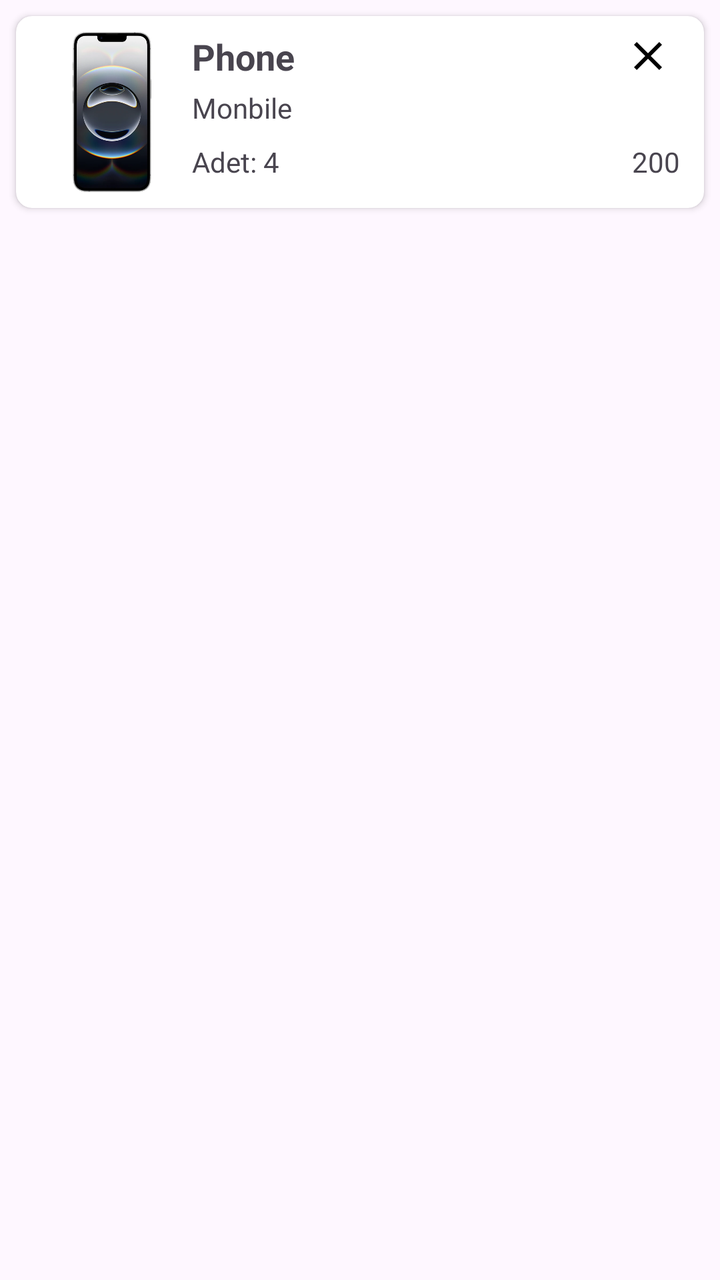
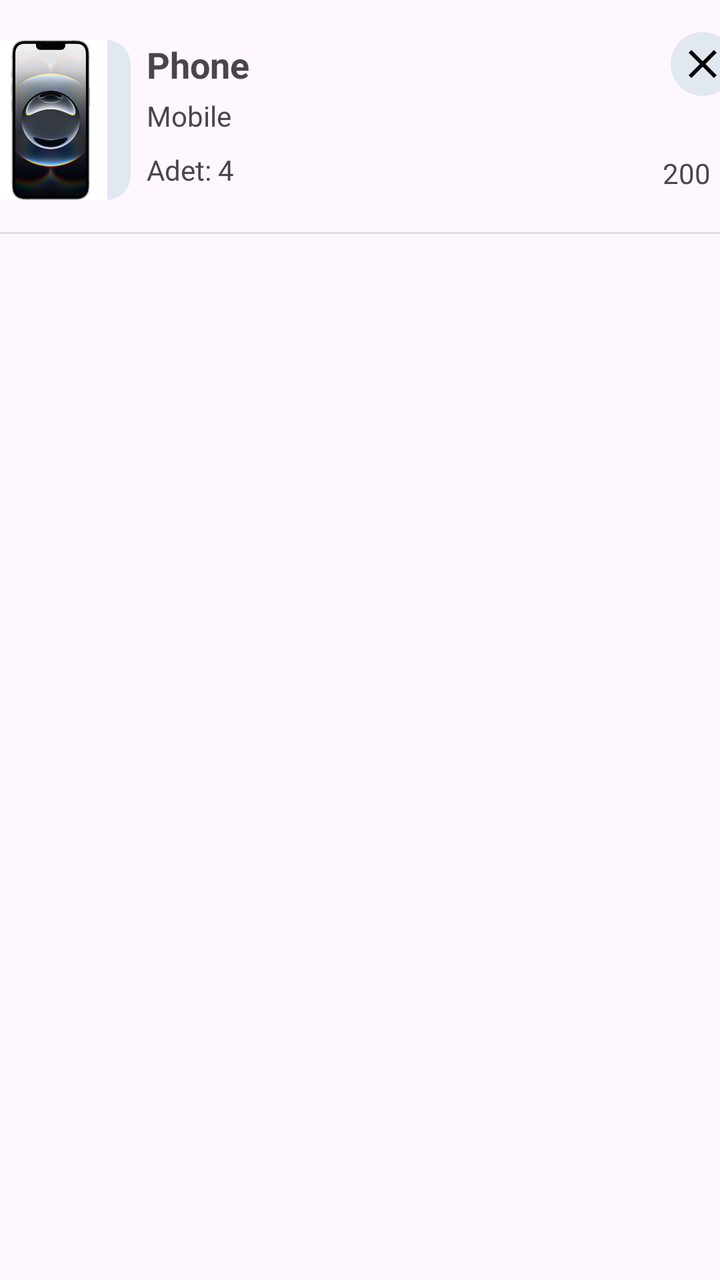

An Android layout rendered at two revisions. The XML below is the earlier revision; the diff shows what the commit changed to produce the second picture.
<!-- AndroidManifest.xml: application theme Theme.ECommerceProject -->
<!-- res/layout/basket_card.xml -->
<?xml version="1.0" encoding="utf-8"?>
<androidx.constraintlayout.widget.ConstraintLayout xmlns:android="http://schemas.android.com/apk/res/android"
    xmlns:app="http://schemas.android.com/apk/res-auto"
    xmlns:tools="http://schemas.android.com/tools"
    android:layout_width="match_parent"
    android:layout_height="wrap_content">

    <androidx.cardview.widget.CardView
        android:id="@+id/basketCard"
        android:layout_width="0dp"
        android:layout_height="wrap_content"
        android:layout_marginStart="8dp"
        android:layout_marginTop="8dp"
        android:layout_marginEnd="8dp"
        app:cardCornerRadius="8dp"
        app:layout_constraintEnd_toEndOf="parent"
        app:layout_constraintStart_toStartOf="parent"
        app:layout_constraintTop_toTopOf="parent" >


        <androidx.constraintlayout.widget.ConstraintLayout
            android:layout_width="match_parent"
            android:layout_height="wrap_content"
            android:padding="8dp">

            <ImageView
                android:id="@+id/productImage"
                android:layout_width="80dp"
                android:layout_height="80dp"
                android:src="@drawable/phone"
                app:layout_constraintBottom_toBottomOf="parent"
                app:layout_constraintStart_toStartOf="parent"
                app:layout_constraintTop_toTopOf="parent" />


            <TextView
                android:id="@+id/productName"
                android:layout_width="wrap_content"
                android:layout_height="wrap_content"
                android:text="Phone"
                android:textSize="18dp"
                android:textStyle="bold"
                app:layout_constraintStart_toEndOf="@+id/productImage"
                app:layout_constraintTop_toTopOf="@+id/productImage" />

            <TextView
                android:id="@+id/productCategory"
                android:layout_width="wrap_content"
                android:layout_height="wrap_content"
                android:layout_marginTop="4dp"
                android:text="Monbile"
                app:layout_constraintStart_toEndOf="@+id/productImage"
                app:layout_constraintTop_toBottomOf="@+id/productName" />

            <ImageView
                android:id="@+id/deleteProduct"
                android:layout_width="wrap_content"
                android:layout_height="wrap_content"
                android:layout_marginEnd="8dp"
                app:layout_constraintEnd_toEndOf="parent"
                app:layout_constraintTop_toTopOf="parent"
                app:srcCompat="@drawable/clear_icon" />

            <TextView
                android:id="@+id/productAmount"
                android:layout_width="wrap_content"
                android:layout_height="wrap_content"
                android:layout_marginTop="8dp"
                android:text="Adet: 4"
                app:layout_constraintStart_toEndOf="@+id/productImage"
                app:layout_constraintTop_toBottomOf="@+id/productCategory" />

            <TextView
                android:id="@+id/price"
                android:layout_width="wrap_content"
                android:layout_height="wrap_content"
                android:layout_marginEnd="4dp"
                android:text="200"
                app:layout_constraintEnd_toEndOf="parent"
                app:layout_constraintTop_toTopOf="@+id/productAmount" />




        </androidx.constraintlayout.widget.ConstraintLayout>
    </androidx.cardview.widget.CardView>
</androidx.constraintlayout.widget.ConstraintLayout>
<!-- resources referenced by this layout -->
<resources>
  <!-- drawable clear_icon (drawable) -->
  <vector xmlns:android="http://schemas.android.com/apk/res/android" android:height="24dp" android:tint="#000000" android:viewportHeight="24" android:viewportWidth="24" android:width="24dp">
        
      <path android:fillColor="@android:color/white" android:pathData="M19,6.41L17.59,5 12,10.59 6.41,5 5,6.41 10.59,12 5,17.59 6.41,19 12,13.41 17.59,19 19,17.59 13.41,12z"/>
      
  </vector>
  <!-- drawable phone: webp bitmap (drawable, 14432 bytes) -->
  <style name="Theme.ECommerceProject" parent="Base.Theme.ECommerceProject" />
  <style name="Base.Theme.ECommerceProject" parent="Theme.Material3.DayNight.NoActionBar">
          
          
      </style>
</resources>

<!-- the commit's change to res/layout/basket_card.xml (unified diff, before → after) -->
@@ -5,83 +5,123 @@
     android:layout_width="match_parent"
     android:layout_height="wrap_content">
 
-    <androidx.cardview.widget.CardView
+    <androidx.constraintlayout.widget.ConstraintLayout
         android:id="@+id/basketCard"
-        android:layout_width="0dp"
-        android:layout_height="wrap_content"
+        android:layout_width="406dp"
+        android:layout_height="143dp"
         android:layout_marginStart="8dp"
-        android:layout_marginTop="8dp"
+        android:layout_marginTop="4dp"
         android:layout_marginEnd="8dp"
         app:cardCornerRadius="8dp"
         app:layout_constraintEnd_toEndOf="parent"
         app:layout_constraintStart_toStartOf="parent"
-        app:layout_constraintTop_toTopOf="parent" >
+        app:layout_constraintTop_toTopOf="parent">
 
 
         <androidx.constraintlayout.widget.ConstraintLayout
-            android:layout_width="match_parent"
-            android:layout_height="wrap_content"
-            android:padding="8dp">
+            android:id="@+id/basketLayout"
+            android:layout_width="0dp"
+            android:layout_height="125dp"
+            android:layout_marginVertical="4dp"
 
-            <ImageView
+            android:padding="8dp"
+            app:layout_constraintEnd_toEndOf="parent"
+
+            app:layout_constraintStart_toStartOf="parent"
+            app:layout_constraintTop_toTopOf="parent">
+
+
+            <com.google.android.material.imageview.ShapeableImageView
                 android:id="@+id/productImage"
                 android:layout_width="80dp"
                 android:layout_height="80dp"
-                android:src="@drawable/phone"
-                app:layout_constraintBottom_toBottomOf="parent"
+                android:layout_marginTop="4dp"
+                android:layout_marginEnd="8dp"
+                android:background="@color/slate100"
+                android:scaleType="fitCenter"
+                app:layout_constraintEnd_toEndOf="parent"
+                app:layout_constraintHorizontal_bias="0.0"
                 app:layout_constraintStart_toStartOf="parent"
-                app:layout_constraintTop_toTopOf="parent" />
+                app:layout_constraintTop_toTopOf="parent"
+                app:shapeAppearanceOverlay="@style/productImage"
+                app:srcCompat="@drawable/phone" />
 
 
-            <TextView
-                android:id="@+id/productName"
+            <LinearLayout
                 android:layout_width="wrap_content"
                 android:layout_height="wrap_content"
-                android:text="Phone"
-                android:textSize="18dp"
-                android:textStyle="bold"
+                android:layout_marginStart="8dp"
+                android:orientation="vertical"
                 app:layout_constraintStart_toEndOf="@+id/productImage"
-                app:layout_constraintTop_toTopOf="@+id/productImage" />
+                app:layout_constraintTop_toTopOf="@+id/productImage">
 
-            <TextView
-                android:id="@+id/productCategory"
-                android:layout_width="wrap_content"
-                android:layout_height="wrap_content"
-                android:layout_marginTop="4dp"
-                android:text="Monbile"
-                app:layout_constraintStart_toEndOf="@+id/productImage"
-                app:layout_constraintTop_toBottomOf="@+id/productName" />
+                <TextView
+                    android:id="@+id/productName"
+                    android:layout_width="wrap_content"
+                    android:layout_height="wrap_content"
+                    android:text="Phone"
+                    android:textSize="18dp"
+                    android:textStyle="bold"
+                    app:layout_constraintStart_toEndOf="@+id/productImage"
+                    app:layout_constraintTop_toTopOf="@+id/productImage" />
+
+                <TextView
+                    android:id="@+id/productCategory"
+                    android:layout_width="wrap_content"
+                    android:layout_height="wrap_content"
+                    android:layout_marginTop="4dp"
+                    android:text="Mobile"
+                    app:layout_constraintStart_toEndOf="@+id/productImage"
+                    app:layout_constraintTop_toBottomOf="@+id/productName" />
+
+
+                <TextView
+                    android:id="@+id/productAmount"
+                    android:layout_width="wrap_content"
+                    android:layout_height="wrap_content"
+                    android:layout_marginTop="8dp"
+                    android:text="Adet: 4"
+                    app:layout_constraintStart_toEndOf="@+id/productImage"
+                    app:layout_constraintTop_toBottomOf="@+id/productCategory" />
+
+
+            </LinearLayout>
 
             <ImageView
                 android:id="@+id/deleteProduct"
                 android:layout_width="wrap_content"
                 android:layout_height="wrap_content"
                 android:layout_marginEnd="8dp"
+                android:padding="4dp"
                 app:layout_constraintEnd_toEndOf="parent"
                 app:layout_constraintTop_toTopOf="parent"
+                android:background="@drawable/rounded_button"
                 app:srcCompat="@drawable/clear_icon" />
-
-            <TextView
-                android:id="@+id/productAmount"
-                android:layout_width="wrap_content"
-                android:layout_height="wrap_content"
-                android:layout_marginTop="8dp"
-                android:text="Adet: 4"
-                app:layout_constraintStart_toEndOf="@+id/productImage"
-                app:layout_constraintTop_toBottomOf="@+id/productCategory" />
 
             <TextView
                 android:id="@+id/price"
                 android:layout_width="wrap_content"
                 android:layout_height="wrap_content"
-                android:layout_marginEnd="4dp"
+                android:layout_marginEnd="20dp"
+                android:layout_marginBottom="20dp"
                 android:text="200"
+                app:layout_constraintBottom_toTopOf="@+id/view"
+                app:layout_constraintEnd_toEndOf="parent" />
+
+            <View
+                android:id="@+id/view"
+                android:layout_width="match_parent"
+                android:layout_height="1dp"
+                android:layout_marginVertical="8dp"
+                android:layout_marginBottom="16dp"
+                android:background="@drawable/divider_gray"
+                app:layout_constraintBottom_toBottomOf="parent"
                 app:layout_constraintEnd_toEndOf="parent"
-                app:layout_constraintTop_toTopOf="@+id/productAmount" />
-
-
+                app:layout_constraintStart_toStartOf="parent" />
 
 
         </androidx.constraintlayout.widget.ConstraintLayout>
-    </androidx.cardview.widget.CardView>
+
+    </androidx.constraintlayout.widget.ConstraintLayout>
+
 </androidx.constraintlayout.widget.ConstraintLayout>
<!-- resource entries referenced after the edit -->
@@ -1,12 +1,41 @@
 <!-- resources referenced by this layout -->
 <resources>
+  <color name="slate100">#e2e8f0</color>
   <!-- drawable clear_icon (drawable) -->
   <vector xmlns:android="http://schemas.android.com/apk/res/android" android:height="24dp" android:tint="#000000" android:viewportHeight="24" android:viewportWidth="24" android:width="24dp">
         
       <path android:fillColor="@android:color/white" android:pathData="M19,6.41L17.59,5 12,10.59 6.41,5 5,6.41 10.59,12 5,17.59 6.41,19 12,13.41 17.59,19 19,17.59 13.41,12z"/>
       
   </vector>
+  <!-- drawable divider_gray (drawable) -->
+  <?xml version="1.0" encoding="utf-8"?>
+  <selector xmlns:android="http://schemas.android.com/apk/res/android">
+      <item>
+  
+          <layer-list xmlns:android="http://schemas.android.com/apk/res/android">
+  
+              <item android:height="2dp">
+                  <shape android:shape="rectangle">
+                      <solid android:color="#DDDDDD" />
+                  </shape>
+              </item>
+          </layer-list>
+  
+      </item>
+  </selector>
   <!-- drawable phone: webp bitmap (drawable, 14432 bytes) -->
+  <!-- drawable rounded_button (drawable) -->
+  <?xml version="1.0" encoding="utf-8"?>
+  <shape xmlns:android="http://schemas.android.com/apk/res/android"
+      android:shape="rectangle">
+  
+      <solid android:color="@color/slate100" />
+      <corners android:radius="16dp" />
+  </shape>
+  <style name="productImage">
+          <item name="cornerFamily">rounded</item>
+          <item name="cornerSize">12dp</item>
+      </style>
   <style name="Theme.ECommerceProject" parent="Base.Theme.ECommerceProject" />
   <style name="Base.Theme.ECommerceProject" parent="Theme.Material3.DayNight.NoActionBar">
           
